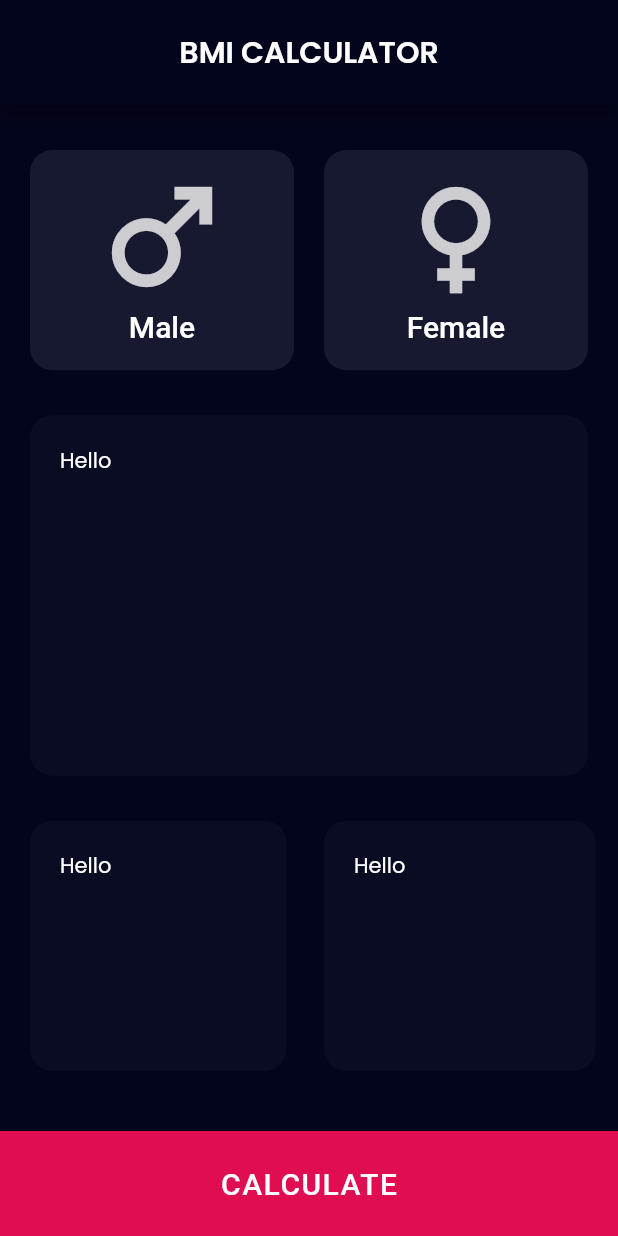
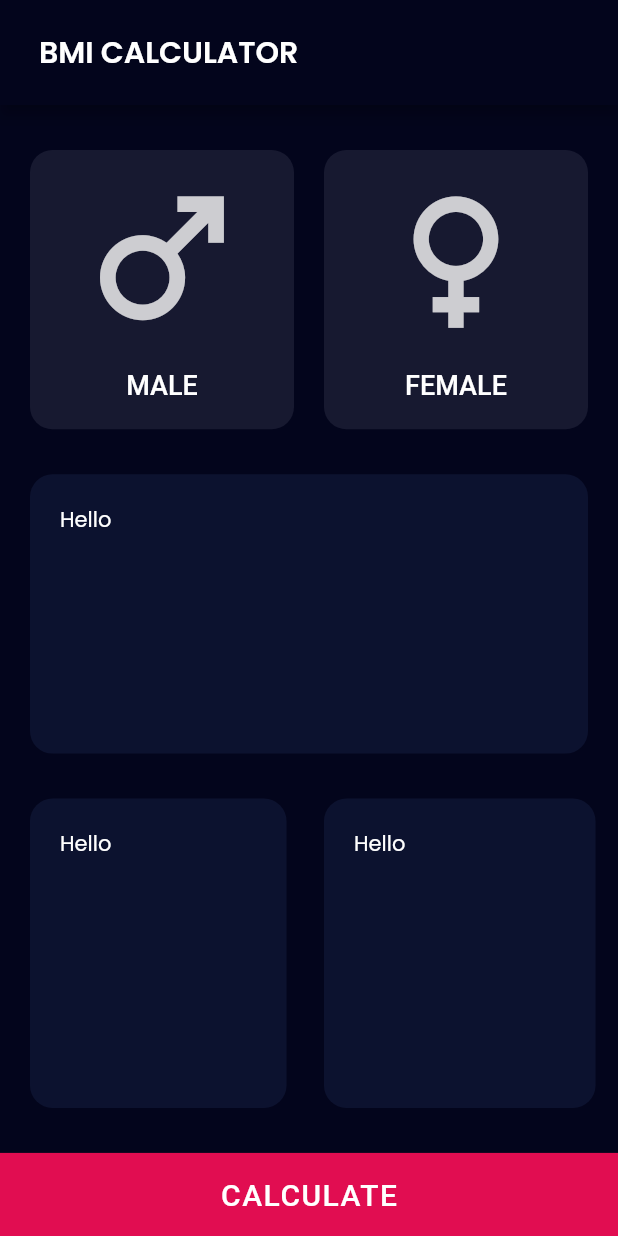
Before and after one commit to Deva0813/BMIndex, a Flutter app: the screen it shows after launch, on a phone screen of 412 x 824 dp. Run offline on Flutter 3.47's test engine with Material 2 defaults, Android fonts, the phone set to English and light mode, and no system bars; our stand-ins replace google_fonts.

Commit message:
Responsive Design Added

```diff
--- a/lib/screens/home.dart
+++ b/lib/screens/home.dart
@@ -14,13 +14,16 @@ class _HomeState extends State<Home> {
   Widget build(BuildContext context) {
     return Scaffold(
         appBar: AppBar(
-          title: const Text('BMI CALCULATOR'),
-          centerTitle: true,
+          title:  const Padding(
+            padding: EdgeInsets.only(left: 10.0),
+            child: Text('BMI CALCULATOR'),
+          ),
+
         ),
         body: Column(
           children: [
             Expanded(
-              flex: 2,
+              flex: 3,
               child: Row(
                 children: [
                   GenderWidget(
@@ -56,7 +59,7 @@ class _HomeState extends State<Home> {
                 margin: const EdgeInsets.all(20.0),
                 width: double.infinity,
                 decoration: const BoxDecoration(
-                  color: Color(0xff090c23),
+                  color: Color(0xff0c122f),
                   borderRadius: BorderRadius.all(
                     Radius.circular(15.0),
                   ),
@@ -68,7 +71,7 @@ class _HomeState extends State<Home> {
               ),
             ),
             Expanded(
-              flex: 2,
+              flex: 3,
               child: Row(
                 children: [
                   Expanded(
@@ -78,7 +81,7 @@ class _HomeState extends State<Home> {
                       width: double.infinity,
                       height: double.infinity,
                       decoration: const BoxDecoration(
-                          color: Color(0xff090c23),
+                          color: Color(0xff0c122f),
                           borderRadius:
                               BorderRadius.all(Radius.circular(15.0))),
                       child: const Padding(
@@ -94,7 +97,7 @@ class _HomeState extends State<Home> {
                       width: double.infinity,
                       height: double.infinity,
                       decoration: const BoxDecoration(
-                          color: Color(0xff090c23),
+                          color: Color(0xff0c122f),
                           borderRadius:
                               BorderRadius.all(Radius.circular(15.0))),
                       child: const Padding(
@@ -106,10 +109,11 @@ class _HomeState extends State<Home> {
                 ],
               ),
             ),
-            Container(
-              margin: const EdgeInsets.only(top: 30.0),
+            Expanded(
+              flex: 1,
+              child: Container(
+                margin: const EdgeInsets.only(top: 20.0),
                 width: double.infinity,
-              height: 70.0,
                 child: TextButton(
                   style: TextButton.styleFrom(
                     foregroundColor: Colors.black38,
@@ -126,6 +130,7 @@ class _HomeState extends State<Home> {
                     "CALCULATE",
                     style: TextStyle(
                         color: Colors.white, fontSize: 20.0, letterSpacing: 1.0),
+                  ),
                 ),
               ),
             ),
@@ -175,15 +180,18 @@ class GenderWidget extends StatelessWidget {
                 flex: 6,
                 child: Icon(
                   icon,
-                  size: 100.0,
+                  //Auto resize
+                  size: MediaQuery.of(context).size.width * 0.3,
                   color: const Color(0xffcdcdd1),
                 ),
               ),
               Expanded(
                 flex: 2,
+                child: Center(
                   child: Text(
-                  text,
-                  style: const TextStyle(fontSize: 20.0, color: Colors.white),
+                    text.toUpperCase(),
+                    style: const TextStyle(fontSize: 18.0, color: Colors.white),
+                  ),
                 ),
               ),
             ],
```
Lines whose indentation alone changed are shown as unchanged.
